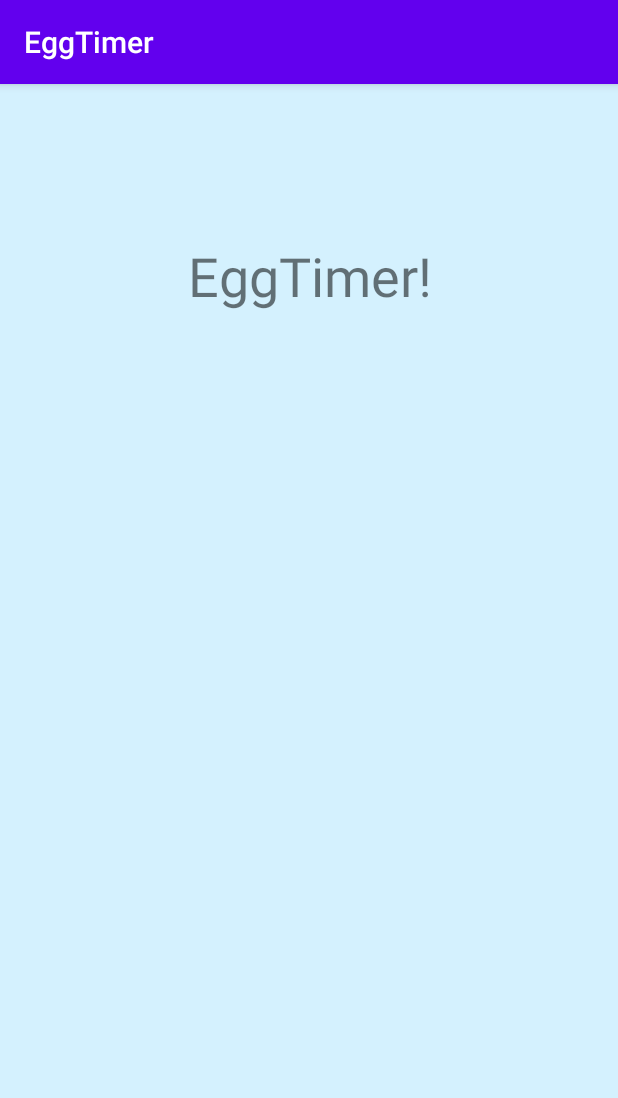
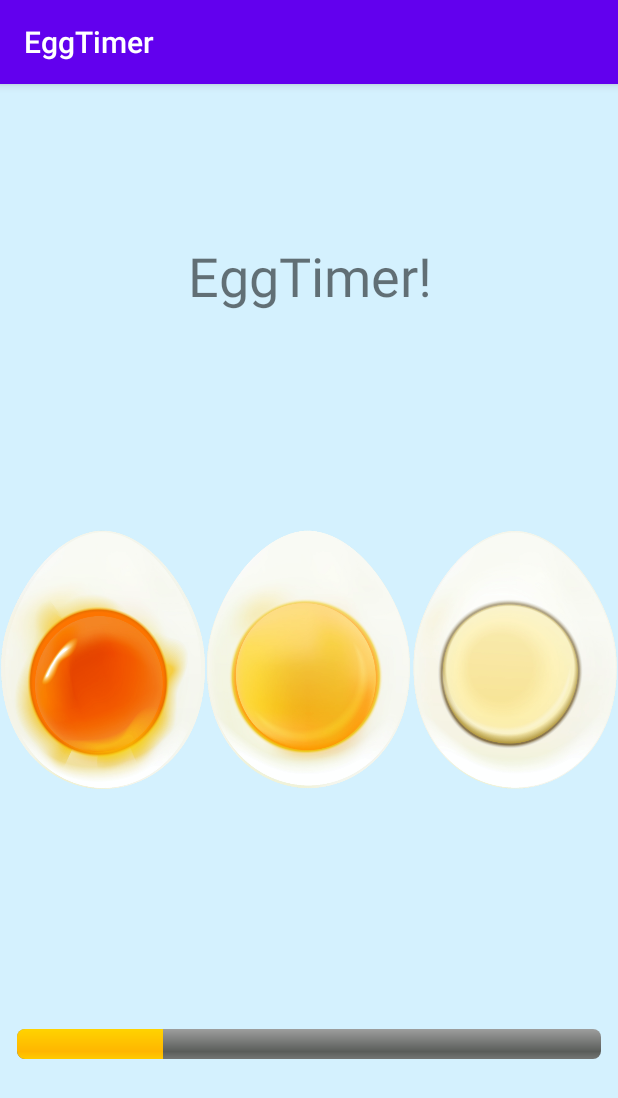
Before and after one commit to gsbiel/egg-timer-app-android, an Android app: the screen it shows after launch (MainActivity), on a phone screen of 412 x 824 dp. Shown: the top 1098 px of the screen. Run offline under Robolectric (Android 15) with nearby library versions, the phone set to English and light mode, and no system bars.

Commit message:
Insere as imagens dos ovos e o progressBar

```diff
--- a/app/src/main/res/layout/activity_main.xml
+++ b/app/src/main/res/layout/activity_main.xml
@@ -31,6 +31,28 @@
         app:layout_constraintBottom_toTopOf="@+id/progressBarContainer"
         >
 
+        <ImageView
+            android:id="@+id/softEgg"
+            android:layout_width="0dp"
+            android:layout_height="match_parent"
+            android:layout_weight="1"
+            android:src="@drawable/soft"
+            />
+        <ImageView
+            android:id="@+id/mediumEgg"
+            android:layout_width="0dp"
+            android:layout_height="match_parent"
+            android:layout_weight="1"
+            android:src="@drawable/medium"
+            />
+        <ImageView
+            android:id="@+id/hardEgg"
+            android:layout_width="0dp"
+            android:layout_height="match_parent"
+            android:layout_weight="1"
+            android:src="@drawable/hard"
+            />
+
     </LinearLayout>
 
     <LinearLayout
@@ -38,12 +60,23 @@
         android:layout_width="0dp"
         android:layout_height="0dp"
         android:orientation="vertical"
+        android:gravity="center"
         app:layout_constraintStart_toStartOf="parent"
         app:layout_constraintEnd_toEndOf="parent"
         app:layout_constraintTop_toBottomOf="@id/buttonContainer"
         app:layout_constraintBottom_toBottomOf="parent"
         >
 
+        <ProgressBar
+            android:id="@+id/progressBar"
+            style="@android:style/Widget.ProgressBar.Horizontal"
+            android:layout_width="match_parent"
+            android:layout_marginLeft="5pt"
+            android:layout_marginRight="5pt"
+            android:layout_height="20sp"
+            android:progress="25"
+            />
+
     </LinearLayout>
 
 
```
